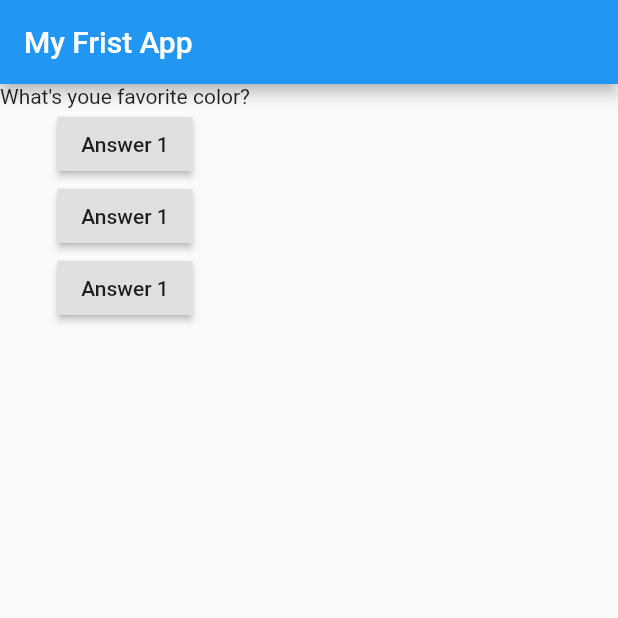
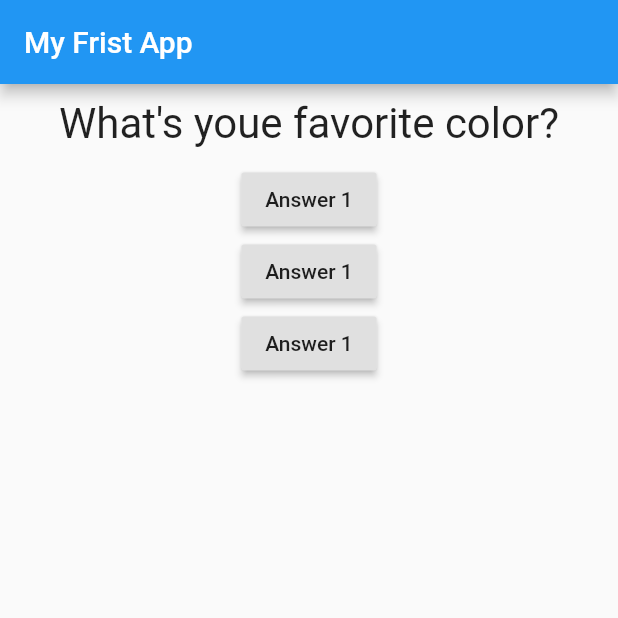
Before and after one commit to wilhwilh/flutter_first_guide, a Flutter app: the screen it shows after launch, on a phone screen of 412 x 824 dp, the top half of it. Run offline on Flutter 3.47's test engine with Material 2 defaults, Android fonts, the phone set to English and light mode, and no system bars.

Commit message:
Added basic style to question widget

```diff
--- a/lib/question.dart
+++ b/lib/question.dart
@@ -8,6 +8,16 @@ class Question extends StatelessWidget {
 
   @override
   Widget build(BuildContext context) {
-    return Text(questionText);
+    return Container(
+      // this made that the container take all width of screen
+      width: double.infinity,
+      //  (((child(= Content) Padding) Border) Margin)
+      margin: EdgeInsets.all(10),
+      child: Text(
+        questionText,
+        style: TextStyle(fontSize: 28),
+        textAlign: TextAlign.center,
+      ),
+    );
   }
 }
```
